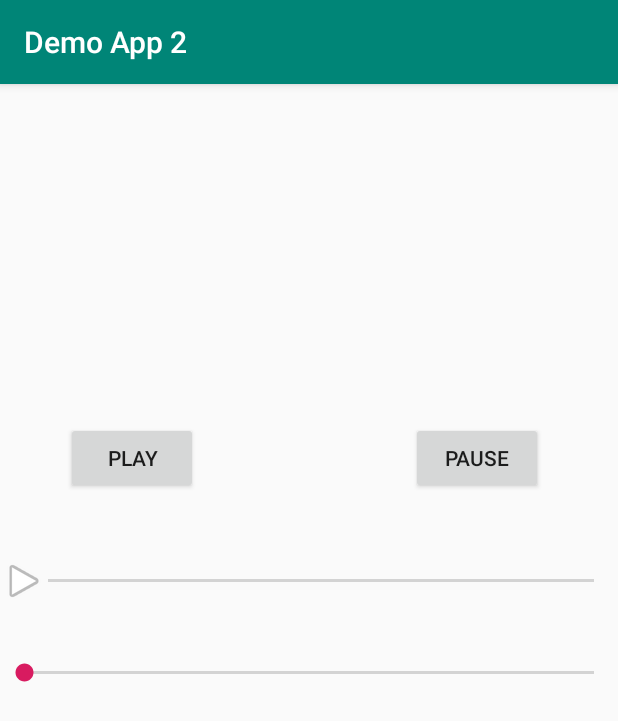
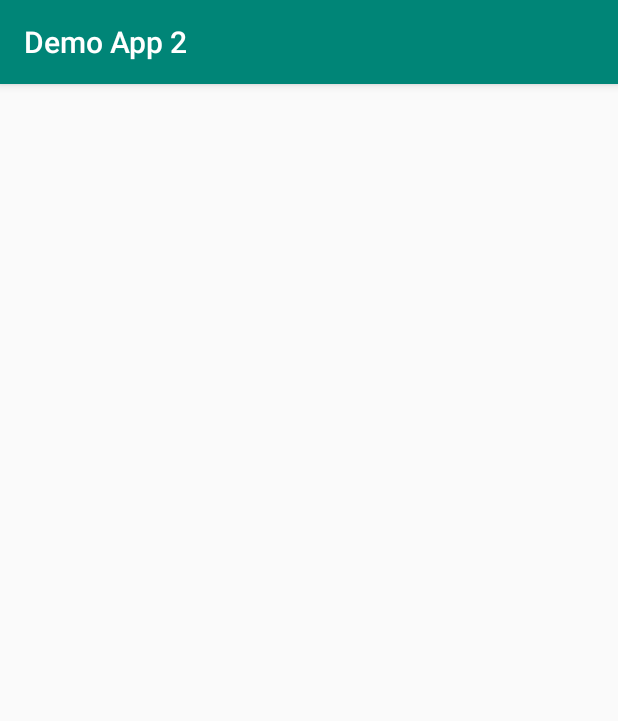
Before and after one commit to imhugozhang/DemoApp, an Android app: the screen it shows after launch (MainActivity), on a phone screen of 412 x 824 dp. Shown: the top 721 px of the screen. Run offline under Robolectric (Android 15) with nearby library versions, the light colour scheme and no system bars.

Commit message:
new commit

```diff
--- a/app/src/main/java/com/example/demoapp2/MainActivity.kt
+++ b/app/src/main/java/com/example/demoapp2/MainActivity.kt
@@ -1,56 +1,11 @@
 package com.example.demoapp2
 
-import android.content.Context
-import android.media.AudioManager
-import android.media.MediaPlayer
 import android.support.v7.app.AppCompatActivity
 import android.os.Bundle
-import android.os.Handler
-import android.util.Log
-import android.view.View
-import android.widget.SeekBar
-import kotlinx.android.synthetic.main.activity_main.*
-import java.util.Timer
-import java.util.TimerTask
-import kotlin.concurrent.fixedRateTimer
 
 class MainActivity : AppCompatActivity() {
-    lateinit var mediaPlayer: MediaPlayer
-    lateinit var audioManager: AudioManager
-//    lateinit var playProgress:
     override fun onCreate(savedInstanceState: Bundle?) {
         super.onCreate(savedInstanceState)
         setContentView(R.layout.activity_main)
-        mediaPlayer = MediaPlayer.create(this, R.raw.mp3)
-        audioManager = getSystemService(Context.AUDIO_SERVICE) as AudioManager
-        var curVolume = audioManager.getStreamVolume(AudioManager.STREAM_MUSIC)
-        var maxVolume = audioManager.getStreamMaxVolume(AudioManager.STREAM_MUSIC)
-        var volumeControl: SeekBar = findViewById(R.id.seekBar) as SeekBar
-        volumeControl.max = maxVolume
-        volumeControl.progress = curVolume
-        volumeControl.setOnSeekBarChangeListener(object : SeekBar.OnSeekBarChangeListener{
-            override fun onProgressChanged(seekBar: SeekBar?, progress: Int, fromUser: Boolean) {
-                audioManager.setStreamVolume(AudioManager.STREAM_MUSIC, progress, 0)
-            }
-            override fun onStartTrackingTouch(seekBar: SeekBar?) {}
-            override fun onStopTrackingTouch(seekBar: SeekBar?) {}
-        })
-
-        var progressControl: SeekBar = findViewById(R.id.audioSeekBar) as SeekBar
-        progressControl.max = mediaPlayer.duration
-        fixedRateTimer("default", false, 0L, 1000){
-            progressControl.progress = mediaPlayer.currentPosition
-        }
-        progressControl.setOnSeekBarChangeListener(object : SeekBar.OnSeekBarChangeListener{
-            override fun onProgressChanged(seekBar: SeekBar?, progress: Int, fromUser: Boolean) {mediaPlayer.seekTo(progress)}
-            override fun onStartTrackingTouch(seekBar: SeekBar?) {mediaPlayer?.pause()}
-            override fun onStopTrackingTouch(seekBar: SeekBar?) {mediaPlayer?.start()}
-        })
-    }
-    fun playAudio(view:View){
-        mediaPlayer?.start()
-    }
-    fun pauseAudio(view: View){
-        mediaPlayer?.pause()
     }
 }
--- a/app/src/main/res/layout/activity_main.xml
+++ b/app/src/main/res/layout/activity_main.xml
@@ -2,46 +2,9 @@
 <RelativeLayout
         xmlns:android="http://schemas.android.com/apk/res/android"
         xmlns:tools="http://schemas.android.com/tools"
-        xmlns:app="http://schemas.android.com/apk/res-auto"
         android:layout_width="match_parent"
         android:layout_height="match_parent"
         android:orientation="vertical"
         tools:context=".MainActivity">
 
-    <Button
-            android:text="play"
-            android:layout_width="wrap_content"
-            android:layout_height="wrap_content"
-            android:id="@+id/playButton" app:layout_constraintStart_toEndOf="parent"
-            app:layout_constraintEnd_toStartOf="parent" app:layout_constraintTop_toBottomOf="parent"
-            app:layout_constraintBottom_toTopOf="parent" app:layout_constraintHorizontal_bias="0.7"
-            android:onClick="playAudio" android:layout_alignParentStart="true" android:layout_marginStart="44dp"
-            android:layout_alignTop="@+id/pauseButton"/>
-    <Button
-            android:text="pause"
-            android:layout_width="wrap_content"
-            android:layout_height="wrap_content"
-            android:id="@+id/pauseButton" app:layout_constraintStart_toEndOf="parent"
-            app:layout_constraintEnd_toStartOf="parent" app:layout_constraintTop_toBottomOf="parent"
-            app:layout_constraintBottom_toTopOf="parent" app:layout_constraintHorizontal_bias="0.3"
-            android:onClick="pauseAudio" android:layout_alignParentTop="true"
-            android:layout_marginTop="225dp" android:layout_alignParentEnd="true" android:layout_marginEnd="50dp"/>
-    <SeekBar
-            android:layout_width="match_parent"
-            android:layout_height="wrap_content"
-            android:padding="20dp"
-            tools:layout_editor_absoluteX="11dp" android:id="@+id/audioSeekBar"
-            app:layout_constraintTop_toBottomOf="@id/playButton" android:layout_alignParentEnd="true"
-            android:layout_alignParentStart="true"
-            android:layout_alignParentTop="true" android:layout_marginTop="295dp"
-            android:thumb="@android:drawable/ic_media_play"/>
-    <SeekBar
-            android:layout_width="match_parent"
-            android:layout_height="wrap_content"
-            android:padding="20dp"
-            tools:layout_editor_absoluteX="11dp" android:id="@+id/seekBar"
-            app:layout_constraintTop_toBottomOf="@id/playButton" android:layout_alignParentEnd="true"
-            android:layout_alignParentStart="true"
-            android:layout_alignParentTop="true" android:layout_marginTop="363dp"  />
-
 </RelativeLayout>
```
